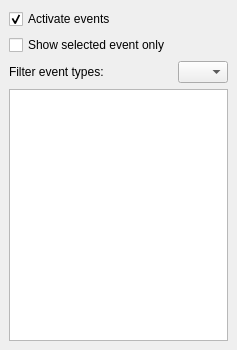
The window that applications/mne_browse_raw_qt/Windows/eventwindowdock.ui (mne-tools/mne-cpp) describes before a commit, drawn with Qt 5.
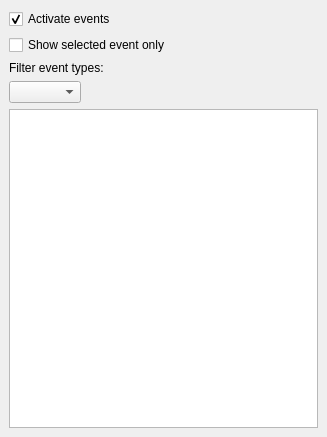
The same window after the commit.

Commit message: - add remove average and remove event icons - move add event from main window toolbar to event window toolbar

```diff
--- a/applications/mne_browse_raw_qt/Windows/eventwindowdock.ui
+++ b/applications/mne_browse_raw_qt/Windows/eventwindowdock.ui
@@ -9,8 +9,8 @@
    <rect>
     <x>0</x>
     <y>0</y>
-    <width>237</width>
-    <height>350</height>
+    <width>327</width>
+    <height>437</height>
    </rect>
   </property>
   <property name="sizePolicy">
@@ -21,13 +21,13 @@
   </property>
   <property name="minimumSize">
    <size>
-    <width>237</width>
-    <height>328</height>
+    <width>178</width>
+    <height>204</height>
    </size>
   </property>
   <property name="maximumSize">
    <size>
-    <width>237</width>
+    <width>524287</width>
     <height>524287</height>
    </size>
   </property>
@@ -38,20 +38,15 @@
    <string>Event List</string>
   </property>
   <widget class="QWidget" name="dockWidgetContents">
-   <layout class="QGridLayout" name="gridLayout">
-    <item row="2" column="0">
-     <widget class="QLabel" name="m_label_filterTypes">
-      <property name="minimumSize">
-       <size>
-        <width>110</width>
-        <height>0</height>
-       </size>
+   <layout class="QVBoxLayout" name="verticalLayout">
+    <item>
+     <layout class="QGridLayout" name="m_gridLayout_Main">
+      <property name="topMargin">
+       <number>0</number>
       </property>
-      <property name="text">
-       <string>Filter event types:</string>
+      <property name="verticalSpacing">
+       <number>6</number>
       </property>
-     </widget>
-    </item>
     <item row="0" column="0">
      <widget class="QCheckBox" name="m_checkBox_activateEvents">
       <property name="sizePolicy">
@@ -68,26 +63,93 @@
       </property>
      </widget>
     </item>
-    <item row="5" column="0">
+      <item row="1" column="0">
+       <widget class="QCheckBox" name="m_checkBox_showSelectedEventsOnly">
+        <property name="sizePolicy">
+         <sizepolicy hsizetype="Preferred" vsizetype="Fixed">
+          <horstretch>0</horstretch>
+          <verstretch>0</verstretch>
+         </sizepolicy>
+        </property>
+        <property name="text">
+         <string>Show selected event only</string>
+        </property>
+       </widget>
+      </item>
+      <item row="3" column="0">
+       <widget class="QComboBox" name="m_comboBox_filterTypes">
+        <property name="sizePolicy">
+         <sizepolicy hsizetype="Fixed" vsizetype="Fixed">
+          <horstretch>0</horstretch>
+          <verstretch>50</verstretch>
+         </sizepolicy>
+        </property>
+        <property name="minimumSize">
+         <size>
+          <width>0</width>
+          <height>0</height>
+         </size>
+        </property>
+        <property name="maximumSize">
+         <size>
+          <width>16777215</width>
+          <height>16777215</height>
+         </size>
+        </property>
+        <property name="maxCount">
+         <number>100</number>
+        </property>
+        <property name="sizeAdjustPolicy">
+         <enum>QComboBox::AdjustToContents</enum>
+        </property>
+       </widget>
+      </item>
+      <item row="2" column="0">
+       <widget class="QLabel" name="m_label_filterEvents">
+        <property name="sizePolicy">
+         <sizepolicy hsizetype="Preferred" vsizetype="Fixed">
+          <horstretch>0</horstretch>
+          <verstretch>0</verstretch>
+         </sizepolicy>
+        </property>
+        <property name="text">
+         <string>Filter event types:</string>
+        </property>
+       </widget>
+      </item>
+      <item row="3" column="1">
+       <spacer name="horizontalSpacer">
+        <property name="orientation">
+         <enum>Qt::Horizontal</enum>
+        </property>
+        <property name="sizeHint" stdset="0">
+         <size>
+          <width>40</width>
+          <height>20</height>
+         </size>
+        </property>
+       </spacer>
+      </item>
+      <item row="4" column="0" rowspan="2" colspan="3">
      <widget class="QTableView" name="m_tableView_eventTableView">
       <property name="enabled">
        <bool>true</bool>
       </property>
       <property name="sizePolicy">
-       <sizepolicy hsizetype="Expanding" vsizetype="Expanding">
+         <sizepolicy hsizetype="Preferred" vsizetype="Preferred">
         <horstretch>0</horstretch>
         <verstretch>0</verstretch>
        </sizepolicy>
       </property>
       <property name="minimumSize">
        <size>
-        <width>219</width>
+          <width>0</width>
         <height>0</height>
        </size>
       </property>
       <property name="maximumSize">
        <size>
-        <width>219</width>
+          <width>16777215</width>
         <height>16777215</height>
        </size>
       </property>
@@ -97,6 +159,9 @@
         <height>0</height>
        </size>
       </property>
+        <property name="sizeAdjustPolicy">
+         <enum>QAbstractScrollArea::AdjustToContentsOnFirstShow</enum>
+        </property>
       <property name="editTriggers">
        <set>QAbstractItemView::AnyKeyPressed|QAbstractItemView::CurrentChanged|QAbstractItemView::DoubleClicked|QAbstractItemView::EditKeyPressed</set>
       </property>
@@ -117,34 +182,7 @@
       </property>
      </widget>
     </item>
-    <item row="1" column="0" colspan="2">
-     <widget class="QCheckBox" name="m_checkBox_showSelectedEventsOnly">
-      <property name="sizePolicy">
-       <sizepolicy hsizetype="Preferred" vsizetype="Fixed">
-        <horstretch>0</horstretch>
-        <verstretch>0</verstretch>
-       </sizepolicy>
-      </property>
-      <property name="text">
-       <string>Show selected event only</string>
-      </property>
-     </widget>
-    </item>
-    <item row="2" column="1">
-     <widget class="QComboBox" name="m_comboBox_filterTypes">
-      <property name="sizePolicy">
-       <sizepolicy hsizetype="Preferred" vsizetype="Fixed">
-        <horstretch>0</horstretch>
-        <verstretch>50</verstretch>
-       </sizepolicy>
-      </property>
-      <property name="minimumSize">
-       <size>
-        <width>50</width>
-        <height>0</height>
-       </size>
-      </property>
-     </widget>
+     </layout>
     </item>
    </layout>
   </widget>
```
Left out of the diff: 3 changed lines with no effect on the pictures. Lines whose indentation alone changed are shown as unchanged. The commit also changes 20 other files.
